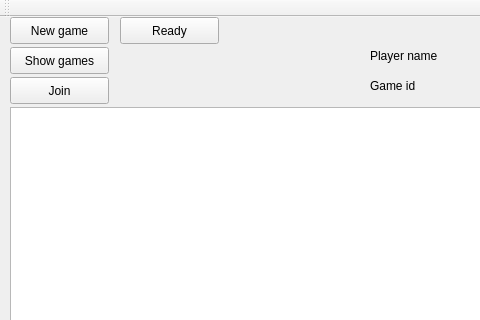
Qt form client/mainwindow.ui (vincentvanbush/maumau) before a commit; both pictures show x 0 to 480 and y 0 to 320 of the 669 by 506 pixel window.
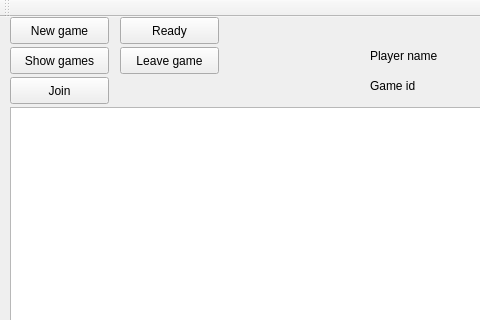
The same form after that commit.

The edit to the form file:
```diff
--- a/client/mainwindow.ui
+++ b/client/mainwindow.ui
@@ -122,6 +122,19 @@
      <string>Ready</string>
     </property>
    </widget>
+   <widget class="QPushButton" name="leaveGameButton">
+    <property name="geometry">
+     <rect>
+      <x>120</x>
+      <y>30</y>
+      <width>99</width>
+      <height>27</height>
+     </rect>
+    </property>
+    <property name="text">
+     <string>Leave game</string>
+    </property>
+   </widget>
   </widget>
   <widget class="QMenuBar" name="menuBar">
    <property name="geometry">
```
